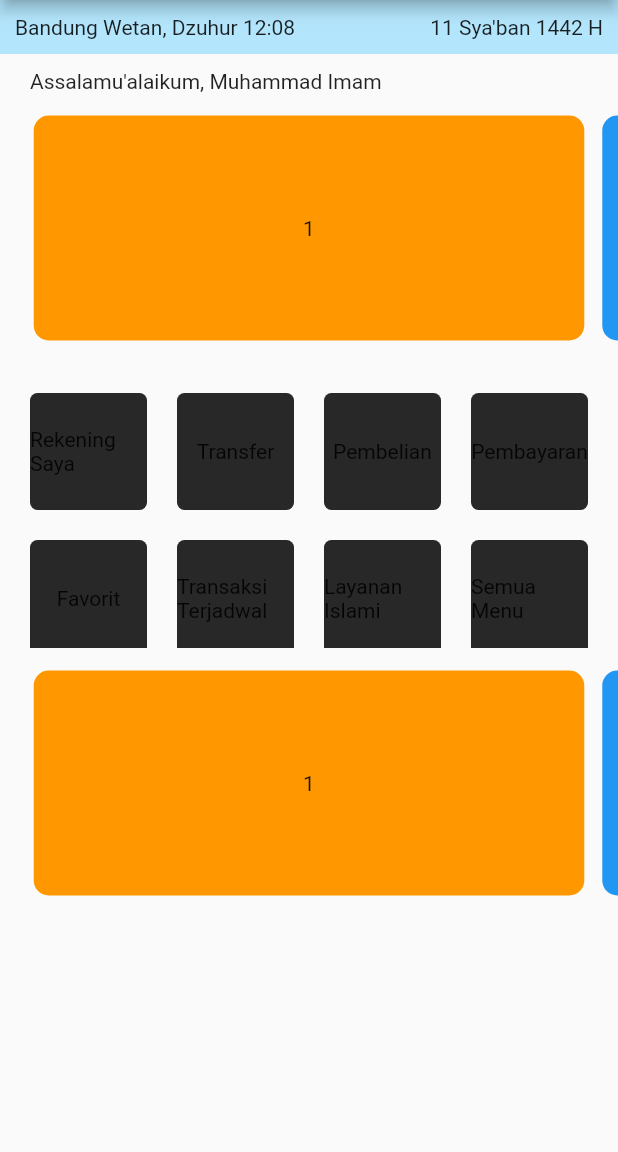
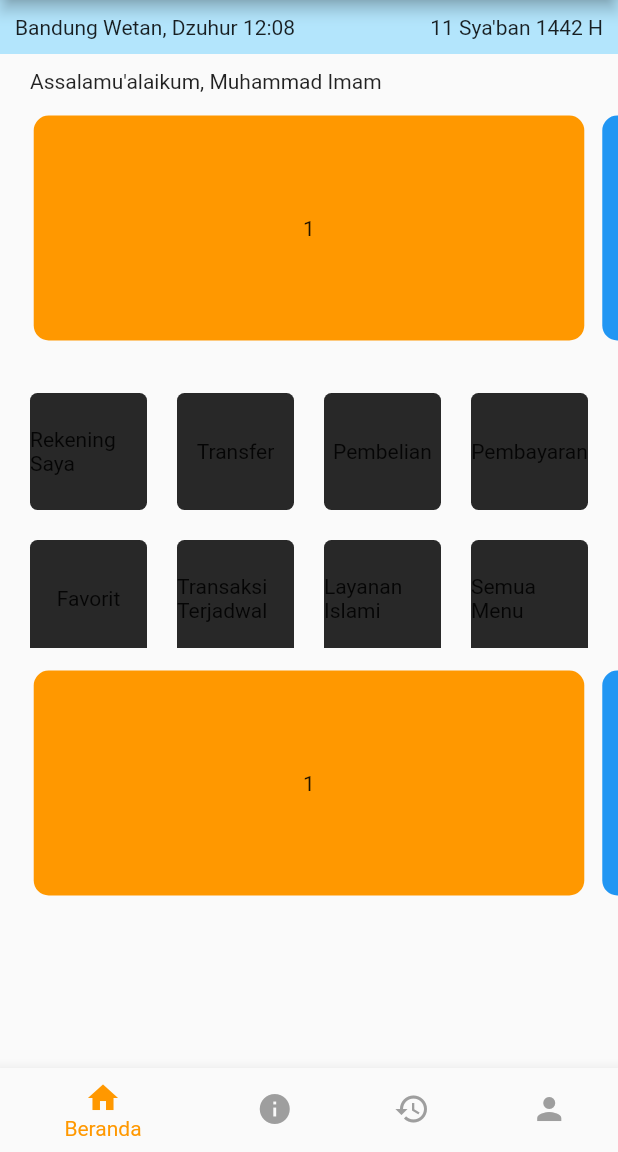
Before and after one commit to abdulrzk44/pactindo_task_ui, a Flutter app: the screen it shows after launch, on a phone screen of 412 x 824 dp, the part 84-1236 px from its top. Run offline on Flutter 3.47's test engine with Material 2 defaults, Android fonts, the phone set to English and light mode, and no system bars; drawn by our look-alikes of carousel_slider.

Commit message:
Add Bottom Navigation Bar.

```diff
--- a/lib/main.dart
+++ b/lib/main.dart
@@ -50,33 +50,15 @@ class MyHomePage extends StatefulWidget {
 }
 
 class _MyHomePageState extends State<MyHomePage> {
-  List<Container> myGrid = List.generate(8, (index) {
-    List<String> gridText = [
-      'Rekening Saya',
-      'Transfer',
-      'Pembelian',
-      'Pembayaran',
-      'Favorit',
-      'Transaksi Terjadwal',
-      'Layanan Islami',
-      'Semua Menu'
-    ];
-    return Container(
-      child: Center(child: Text(gridText[index])),
-      decoration: BoxDecoration(
-        color: Color.fromARGB(255, Random().nextInt(255), Random().nextInt(255),
-            Random().nextInt(255)),
-        borderRadius: BorderRadius.circular(5),
-      ),
-    );
+  PageController pageController = PageController();
+  int _selectedPage = 0;
+
+  void onTapped(int index){
+    setState((){
+      _selectedPage = index;
     });
-  List<Color> myColor = [
-    Colors.orange,
-    Colors.blue,
-    Colors.green,
-    Colors.amber,
-    Colors.red
-  ];
+    pageController.jumpToPage(index);
+  }
 
   @override
   Widget build(BuildContext context) {
@@ -106,7 +88,65 @@ class _MyHomePageState extends State<MyHomePage> {
           ),
         ],
       ),
-      body: Column(
+      body: PageView(
+        controller: pageController,
+        children: [
+          Beranda(),
+          Info(),
+          Histori(),
+          Akun(),
+        ],
+      ),
+      bottomNavigationBar: BottomNavigationBar(
+        items: const <BottomNavigationBarItem>[
+          BottomNavigationBarItem(icon: Icon(Icons.home), label: 'Beranda'),
+          BottomNavigationBarItem(icon: Icon(Icons.info), label: 'Info'),
+          BottomNavigationBarItem(icon: Icon(Icons.history), label: 'Histori'),
+          BottomNavigationBarItem(icon: Icon(Icons.person), label: 'Akun'),
+        ],
+        currentIndex: _selectedPage,
+        selectedItemColor: Colors.orange,
+        unselectedItemColor: Colors.grey,
+        onTap: onTapped,
+      ),
+    );
+  }
+}
+
+class Beranda extends StatelessWidget {
+  Beranda({Key? key}) : super(key: key);
+
+  final List<Container> myGrid = List.generate(8, (index) {
+    final List<String> gridText = [
+      'Rekening Saya',
+      'Transfer',
+      'Pembelian',
+      'Pembayaran',
+      'Favorit',
+      'Transaksi Terjadwal',
+      'Layanan Islami',
+      'Semua Menu'
+    ];
+    return Container(
+      child: Center(child: Text(gridText[index])),
+      decoration: BoxDecoration(
+        color: Color.fromARGB(255, Random().nextInt(255), Random().nextInt(255),
+            Random().nextInt(255)),
+        borderRadius: BorderRadius.circular(5),
+      ),
+    );
+  });
+  final List<Color> myColor = [
+    Colors.orange,
+    Colors.blue,
+    Colors.green,
+    Colors.amber,
+    Colors.red
+  ];
+
+  @override
+  Widget build(BuildContext context) {
+    return Column(
       children: [
         Container(
             padding: EdgeInsets.all(10),
@@ -124,6 +164,7 @@ class _MyHomePageState extends State<MyHomePage> {
             )),
         Expanded(
           child: ListView(
+            // padding: EdgeInsets.only(bottom: 32),
             children: [
               Container(
                 margin: EdgeInsets.only(left: 20, top: 10),
@@ -156,6 +197,7 @@ class _MyHomePageState extends State<MyHomePage> {
                 height: 190,
                 // color: Colors.lightBlue,
                 child: GridView.count(
+                  physics: NeverScrollableScrollPhysics(),
                   // primary: false,
                   padding: const EdgeInsets.all(20),
                   crossAxisSpacing: 20,
@@ -189,7 +231,47 @@ class _MyHomePageState extends State<MyHomePage> {
           ),
         ),
       ],
-      ),
     );
   }
 }
+
+class Info extends StatelessWidget {
+  Info({Key? key}) : super(key: key);
+
+  @override
+  Widget build(BuildContext context) {
+    return Container(
+      child: Center(
+          child: Text(
+        'Tab Info',
+        style: new TextStyle(fontSize: 40),
+      )),
+    );
+  }
+}
+
+class Histori extends StatelessWidget {
+  Histori({Key? key}) : super(key: key);
+
+  @override
+  Widget build(BuildContext context) {
+    return Container(child: Center(
+        child: Text(
+          'Tab History',
+          style: new TextStyle(fontSize: 40),
+        )),);
+  }
+}
+
+class Akun extends StatelessWidget {
+  Akun({Key? key}) : super(key: key);
+
+  @override
+  Widget build(BuildContext context) {
+    return Container(child: Center(
+        child: Text(
+          'Tab Akun',
+          style: new TextStyle(fontSize: 40),
+        )),);
+  }
+}
```
Also changed, not shown: assets/images/menu-icon.png (added), assets/images/notificatin-icon.png (added). Lines whose indentation alone changed are shown as unchanged.
